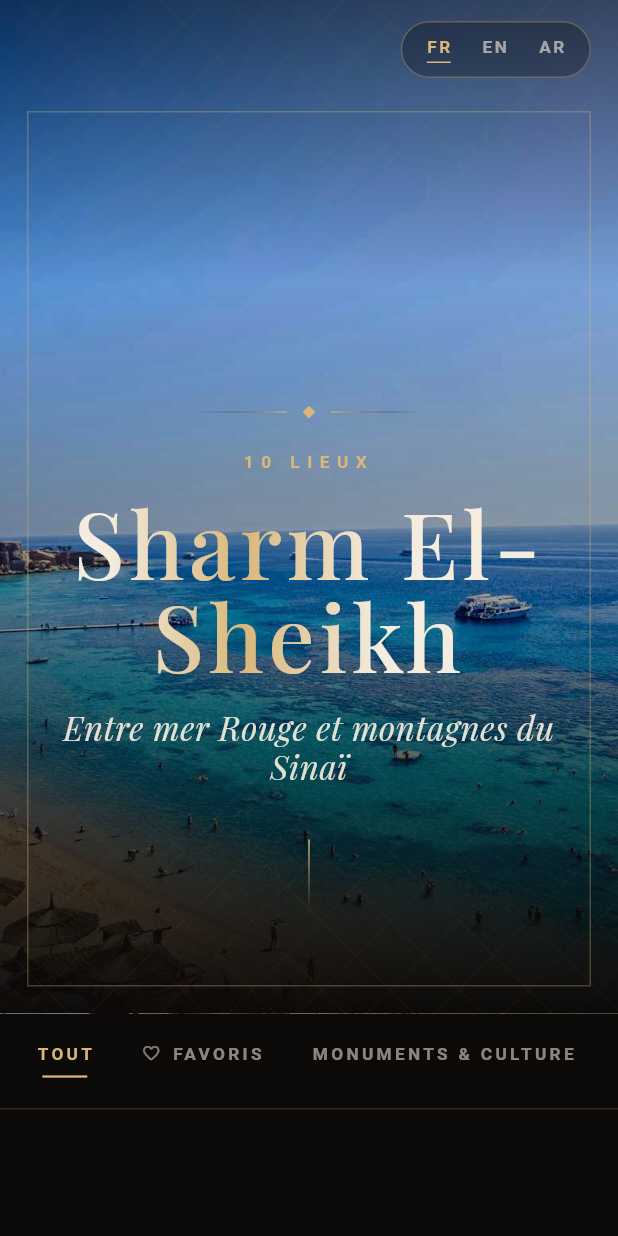
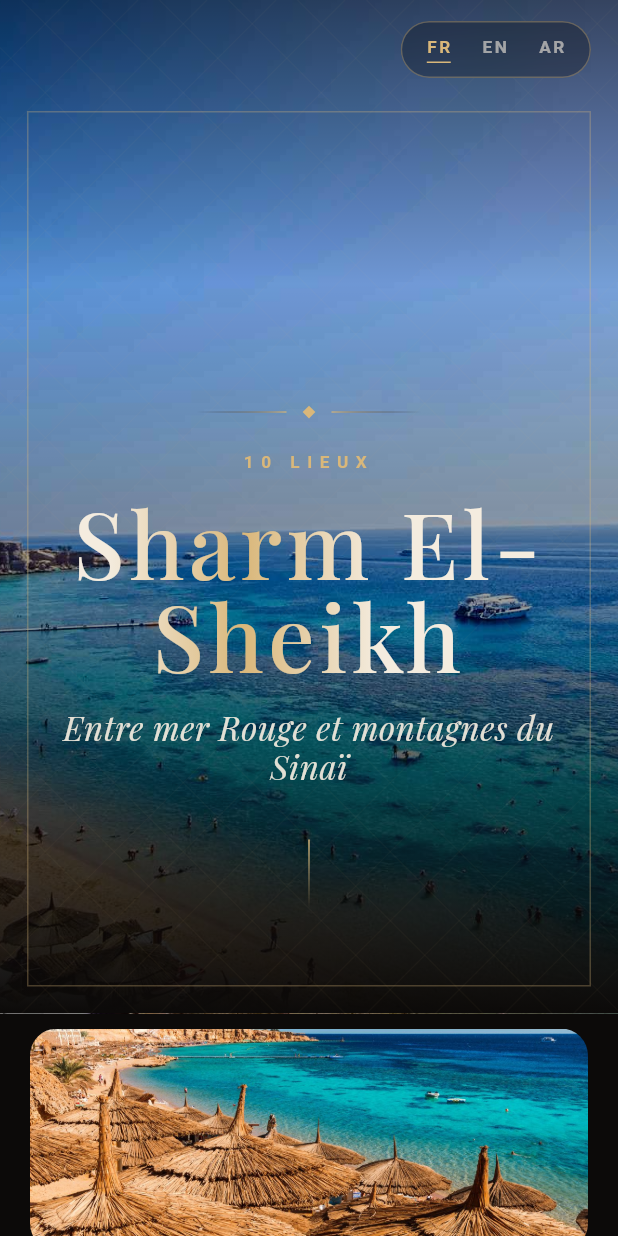
Before and after one commit to Coco921609/Egypte, a Flutter app: the SharmElSheikhPage screen opened directly, on a phone screen of 412 x 824 dp. Run offline on Flutter 3.47's test engine with Material 3 defaults, Android fonts, the phone set to English and light mode, and no system bars; our stand-ins replace google_fonts, shared_preferences; accounts and stored records are empty.

Commit message:
Add destination photo banner

```diff
--- a/lib/sharm.dart
+++ b/lib/sharm.dart
@@ -793,6 +793,22 @@ class _SharmElSheikhPageState extends State<SharmElSheikhPage>
                   shimmer: _shimmer,
                 ),
               ),
+              SliverToBoxAdapter(
+                child: Padding(
+                  padding: const EdgeInsets.fromLTRB(20, 10, 20, 18),
+                  child: ClipRRect(
+                    borderRadius: BorderRadius.circular(18),
+                    child: SizedBox(
+                      height: 148,
+                      width: double.infinity,
+                      child: Image.asset(
+                        'assets/images/sharm.jpg',
+                        fit: BoxFit.cover,
+                      ),
+                    ),
+                  ),
+                ),
+              ),
               SliverPersistentHeader(
                 pinned: true,
                 delegate: _FilterBarDelegate(
```
